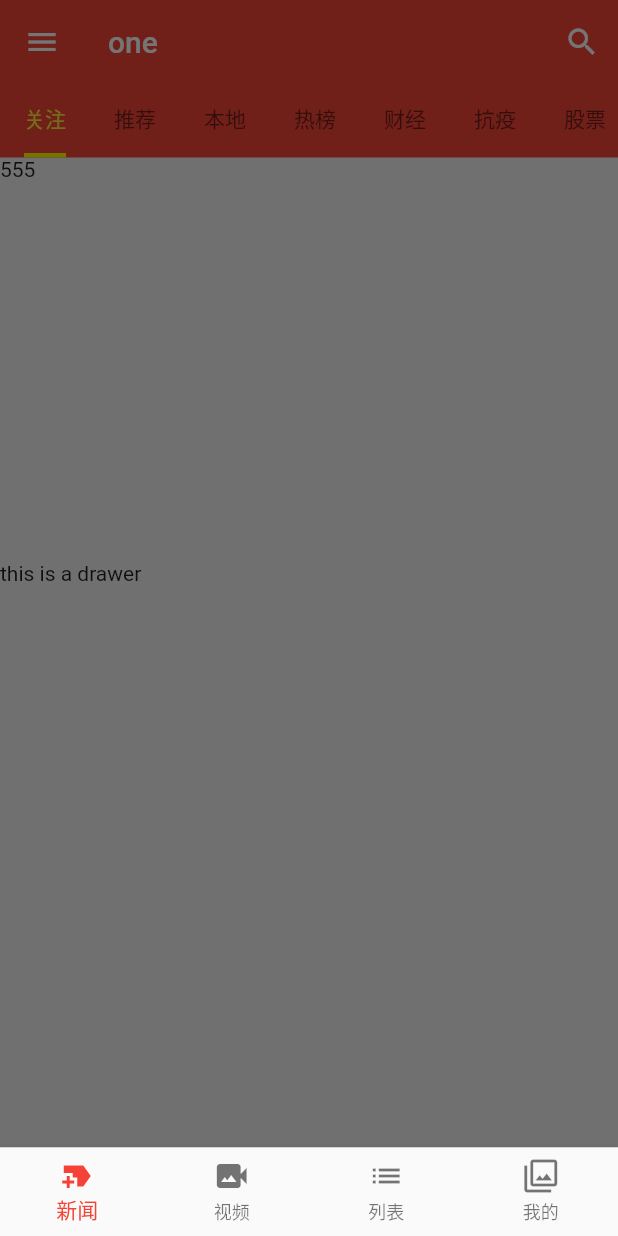
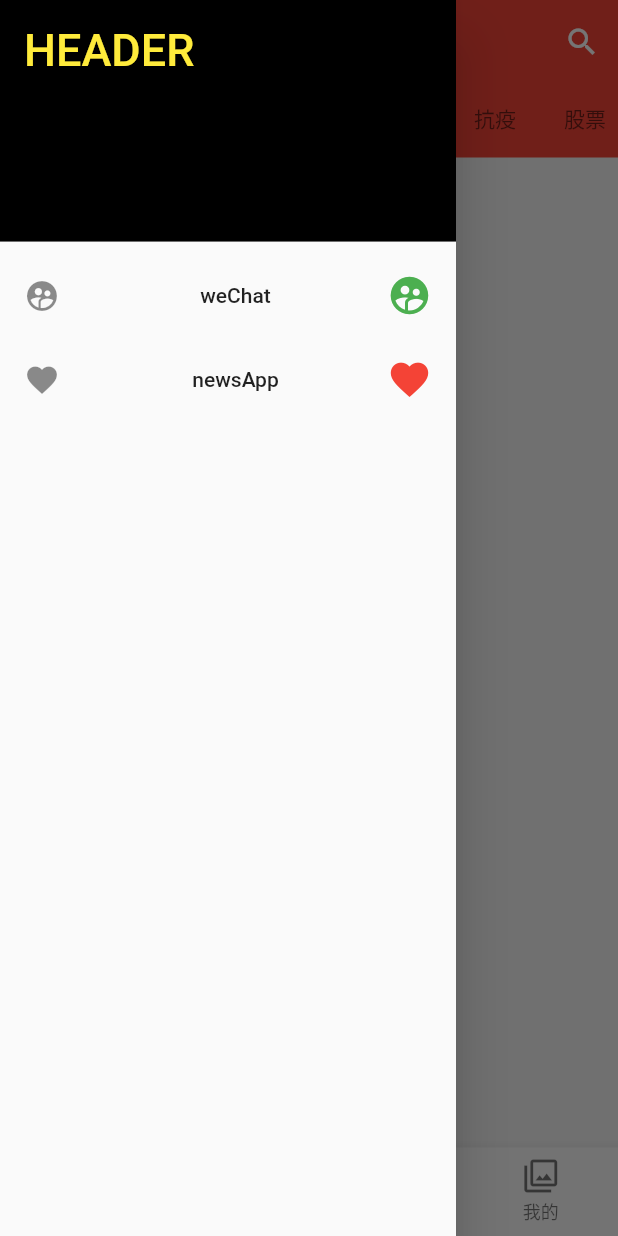
Before and after one commit to CoolestLee707/new_flutter_app, a Flutter app: the screen it shows after launch, with the side drawer open, on a phone screen of 412 x 824 dp. Run offline on Flutter 3.47's test engine with Material 2 defaults, Android fonts, the phone set to English and light mode, and no system bars.

Commit message:
抽屉选择App

```diff
--- a/lib/bottom/bottomNavigation.dart
+++ /dev/null
@@ -1,177 +0,0 @@
-import 'package:flutter/material.dart';
-
-class BottomNavigation extends StatefulWidget {
-  BottomNavigation({Key? key}) : super(key: key);
-
-  @override
-  _BottomNavigationState createState() => _BottomNavigationState();
-}
-
-class _BottomNavigationState extends State<BottomNavigation> {
-  int _currentIndex = 0;
-  List<Widget> list = [];
-
-  void initState() {
-    // ..谁用完这个方法还返回谁，就可以继续使用
-    list
-      ..add(OneWidgetDemo())
-      ..add(TwoWidgetDemo())
-      ..add(ThreeWidgetDemo())
-      ..add(FourWidgetDemo());
-    super.initState();
-  }
-
-  void _onTapHandler(int index) {
-    setState(() {
-      //刷新状态
-      _currentIndex = index;
-    });
-  }
-
-  @override
-  Widget build(BuildContext context) {
-    return Scaffold(
-        body: list[_currentIndex],
-        bottomNavigationBar: BottomNavigationBar(
-            type: BottomNavigationBarType.fixed,
-            fixedColor: Colors.red, //
-            unselectedItemColor: Colors.black54,
-            currentIndex: _currentIndex,
-            onTap: _onTapHandler, //点击会调用这个方法去重新渲染
-            items: [
-              BottomNavigationBarItem(
-                icon: Icon(Icons.new_label_sharp),
-                label: '新闻',
-              ),
-              BottomNavigationBarItem(
-                icon: Icon(Icons.video_camera_back),
-                label: '视频',
-              ),
-              BottomNavigationBarItem(
-                icon: Icon(Icons.list),
-                label: '列表',
-              ),
-              BottomNavigationBarItem(
-                icon: Icon(Icons.filter),
-                label: '我的',
-              ),
-            ]));
-  }
-}
-
-class OneWidgetDemo extends StatelessWidget {
-  @override
-  Widget build(BuildContext context) {
-    return DefaultTabController(
-      length: 8,
-      child: Scaffold(
-        backgroundColor: Colors.grey[100],
-        appBar: AppBar(
-          title: new Text('one'),
-          actions: <Widget>[
-            IconButton(
-              icon: Icon(Icons.search),
-              tooltip: 'Search',
-              // onPressed: () => debugPrint('Search button is pressed'),
-              onPressed: () => Navigator.pushNamed(context, '/mdc'),
-            )
-          ],
-          elevation: 0.0,
-          bottom: TabBar(
-            isScrollable: true,
-            unselectedLabelColor: Colors.black54, //
-            labelColor: Colors.yellow,
-            indicatorColor: Colors.yellowAccent, //线的颜色
-            indicatorSize: TabBarIndicatorSize.label, //线的长度
-            indicatorWeight: 3.0, //线的粗细
-            tabs: <Widget>[
-              Tab(
-                text: '关注',
-              ),
-              Tab(
-                text: '推荐',
-              ),
-              Tab(
-                text: '本地',
-              ),
-              Tab(
-                text: '热榜',
-              ),
-              Tab(
-                text: '财经',
-              ),
-              Tab(
-                text: '抗疫',
-              ),
-              Tab(
-                text: '股票',
-              ),
-              Tab(
-                text: '大学',
-              ),
-            ],
-          ),
-        ),
-        body: TabBarView(
-          children: <Widget>[
-            Text('555'),
-            Text('555'),
-            Text('555'),
-            Text('555'),
-            Text('555'),
-            Text('555'),
-            Text('555'),
-            Text('555'),
-          ],
-        ),
-
-        drawer: Text('this is a drawer'), //左边边界右滑
-        // endDrawer: Text('right drawer'),//右边左滑
-        // drawer: drawerDemo(),
-      ),
-    );
-  }
-}
-
-class TwoWidgetDemo extends StatelessWidget {
-  @override
-  Widget build(BuildContext context) {
-    return Scaffold(
-      appBar: AppBar(
-        title: Text('TwoWidgetDemo'),
-        elevation: 0.0,
-      ),
-      body: Center(
-        child: Text('2'),
-      ),
-    );
-  }
-}
-
-class ThreeWidgetDemo extends StatelessWidget {
-  @override
-  Widget build(BuildContext context) {
-    return Scaffold(
-      appBar: AppBar(
-        title: Text('ThreeWidgetDemo'),
-        elevation: 0.0,
-      ),
-      body: Text('555'),
-    );
-  }
-}
-
-class FourWidgetDemo extends StatelessWidget {
-  @override
-  Widget build(BuildContext context) {
-    return Scaffold(
-      appBar: AppBar(
-        title: Text('FourWidgetDemo'),
-        elevation: 0.0,
-      ),
-      body: Center(
-        child: Text('4'),
-      ),
-    );
-  }
-}
--- a/lib/main.dart
+++ b/lib/main.dart
@@ -1,5 +1,5 @@
 import 'package:flutter/material.dart';
-import 'bottom/bottomNavigation.dart';
+import 'shareWidgets/bottomNavigation.dart';
 
 void main() => runApp(listApp());
 
--- /dev/null
+++ b/lib/newsApp/news_app_first.dart
@@ -0,0 +1,77 @@
+import 'package:flutter/material.dart';
+
+class NewsFirst extends StatelessWidget {
+  const NewsFirst({Key? key}) : super(key: key);
+
+  @override
+  Widget build(BuildContext context) {
+    return DefaultTabController(
+      length: 8,
+      child: Scaffold(
+        backgroundColor: Colors.grey[100],
+        appBar: AppBar(
+          title: new Text('今日头条'),
+          actions: <Widget>[
+            IconButton(
+              icon: Icon(Icons.search),
+              tooltip: 'Search',
+              // onPressed: () => debugPrint('Search button is pressed'),
+              onPressed: () => Navigator.pushNamed(context, '/mdc'),
+            )
+          ],
+          elevation: 0.0,
+          bottom: TabBar(
+            isScrollable: true,
+            unselectedLabelColor: Colors.black54, //
+            labelColor: Colors.yellow,
+            indicatorColor: Colors.yellowAccent, //线的颜色
+            indicatorSize: TabBarIndicatorSize.label, //线的长度
+            indicatorWeight: 3.0, //线的粗细
+            tabs: <Widget>[
+              Tab(
+                text: '关注',
+              ),
+              Tab(
+                text: '推荐',
+              ),
+              Tab(
+                text: '本地',
+              ),
+              Tab(
+                text: '热榜',
+              ),
+              Tab(
+                text: '财经',
+              ),
+              Tab(
+                text: '抗疫',
+              ),
+              Tab(
+                text: '股票',
+              ),
+              Tab(
+                text: '大学',
+              ),
+            ],
+          ),
+        ),
+        body: TabBarView(
+          children: <Widget>[
+            Text('555'),
+            Text('555'),
+            Text('555'),
+            Text('555'),
+            Text('555'),
+            Text('555'),
+            Text('555'),
+            Text('555'),
+          ],
+        ),
+
+        // drawer: Text('this is a drawer'), //左边边界右滑
+        // endDrawer: Text('right drawer'),//右边左滑
+        // drawer: drawer(),
+      ),
+    );
+  }
+}
--- /dev/null
+++ b/lib/shareWidgets/bottomNavigation.dart
@@ -0,0 +1,98 @@
+import 'package:flutter/material.dart';
+import './drawer.dart';
+import '../newsApp/news_app_first.dart';
+import '../newsApp/news_app_second.dart';
+import '../newsApp/news_app_third.dart';
+import '../newsApp/news_app_four.dart';
+import '../weChatApp/weChatApp_firstWidget.dart';
+import '../weChatApp/weChatApp_secondWidget.dart';
+import '../weChatApp/weChatApp_thirdWidget.dart';
+import '../weChatApp/weChatApp_fourWidget.dart';
+
+class BottomNavigation extends StatefulWidget {
+  BottomNavigation({Key? key}) : super(key: key);
+
+  @override
+  _BottomNavigationState createState() => _BottomNavigationState();
+}
+
+class _BottomNavigationState extends State<BottomNavigation> {
+  int _currentIndex = 0;
+  DrawerIndex? drawerIndex;
+  Widget? screenView;
+  List<Widget> list = [];
+  List<String> textList = [];
+
+  void initState() {
+    // ..谁用完这个方法还返回谁，就可以继续使用
+    list
+      ..add(NewsFirst())
+      ..add(NewsSecond())
+      ..add(NewsThird())
+      ..add(NewsFour());
+    textList..add('头条')..add('视频')..add('放映厅')..add('我的');
+
+    super.initState();
+  }
+
+  void _onTapHandler(int index) {
+    setState(() {
+      //刷新状态
+      _currentIndex = index;
+    });
+  }
+
+  @override
+  Widget build(BuildContext context) {
+    return Scaffold(
+        body: list[_currentIndex],
+        drawer: drawer(
+          onDrawerCall: (DrawerIndex drawerIndexdata) {
+            changeIndex(drawerIndexdata);
+          },
+        ), //左边边界右滑
+        bottomNavigationBar: BottomNavigationBar(
+            type: BottomNavigationBarType.fixed,
+            fixedColor: Colors.red, //
+            unselectedItemColor: Colors.black54,
+            currentIndex: _currentIndex,
+            onTap: _onTapHandler, //点击会调用这个方法去重新渲染
+            items: [
+              BottomNavigationBarItem(
+                icon: Icon(Icons.new_label_sharp),
+                label: textList[0],
+              ),
+              BottomNavigationBarItem(
+                icon: Icon(Icons.video_camera_back),
+                label: textList[1],
+              ),
+              BottomNavigationBarItem(
+                icon: Icon(Icons.list),
+                label: textList[2],
+              ),
+              BottomNavigationBarItem(
+                icon: Icon(Icons.filter),
+                label: textList[3],
+              ),
+            ]));
+  }
+
+  void changeIndex(DrawerIndex drawerIndexdata) {
+    if (drawerIndex != drawerIndexdata) {
+      drawerIndex = drawerIndexdata;
+      if (drawerIndex == DrawerIndex.WeChat) {
+        setState(() {
+          list = [WeChatFirst(), WeChatSecond(), WeChatThird(), WeChatFour()];
+          textList = ['微信', '通讯录', '发现', '我的'];
+        });
+      } else if (drawerIndex == DrawerIndex.NewsApp) {
+        setState(() {
+          list = [NewsFirst(), NewsSecond(), NewsThird(), NewsFour()];
+          textList = ['头条', '视频', '放映厅', '我的'];
+        });
+      } else {
+        //do in your way......
+      }
+    }
+  }
+}
--- /dev/null
+++ b/lib/shareWidgets/drawer.dart
@@ -0,0 +1,65 @@
+import 'package:flutter/material.dart';
+
+enum DrawerIndex {
+  WeChat,
+  NewsApp,
+}
+
+class drawer extends StatelessWidget {
+  const drawer({
+    Key? key,
+    this.onDrawerCall,
+  }) : super(key: key);
+
+  final Function(DrawerIndex)? onDrawerCall;
+  @override
+  Widget build(BuildContext context) {
+    return Drawer(
+      child: ListView(
+        padding: EdgeInsets.fromLTRB(0.0, 0.0, 0.0, 83.0),
+        children: <Widget>[
+          DrawerHeader(
+            child: Text(
+              'header'.toUpperCase(),
+              style: TextStyle(fontSize: 30.0, color: Colors.yellow),
+            ),
+            decoration: BoxDecoration(
+              color: Colors.black,
+            ),
+          ),
+          ListTile(
+            leading: Icon(Icons.supervised_user_circle),
+            title: Text(
+              'weChat',
+              textAlign: TextAlign.center,
+            ),
+            trailing: Icon(
+              Icons.supervised_user_circle,
+              color: Colors.green,
+              size: 30.0,
+            ),
+            onTap: () => {
+              this.onDrawerCall!(DrawerIndex.WeChat),
+              Navigator.pop(context)
+            },
+          ),
+          ListTile(
+              leading: Icon(Icons.favorite),
+              title: Text(
+                'newsApp',
+                textAlign: TextAlign.center,
+              ),
+              trailing: Icon(
+                Icons.favorite,
+                color: Colors.red,
+                size: 30.0,
+              ),
+              onTap: () => {
+                    this.onDrawerCall!(DrawerIndex.NewsApp),
+                    Navigator.pop(context)
+                  }),
+        ],
+      ),
+    );
+  }
+}
```
Also changed, not shown: lib/newsApp/news_app_four.dart (added, +16 -0 lines), lib/newsApp/news_app_second.dart (added, +16 -0 lines), lib/newsApp/news_app_third.dart (added, +16 -0 lines), lib/weChatApp/weChatApp_firstWidget.dart (added, +16 -0 lines), lib/weChatApp/weChatApp_fourWidget.dart (added, +16 -0 lines), lib/weChatApp/weChatApp_secondWidget.dart (added, +16 -0 lines), lib/weChatApp/weChatApp_thirdWidget.dart (added, +16 -0 lines).
